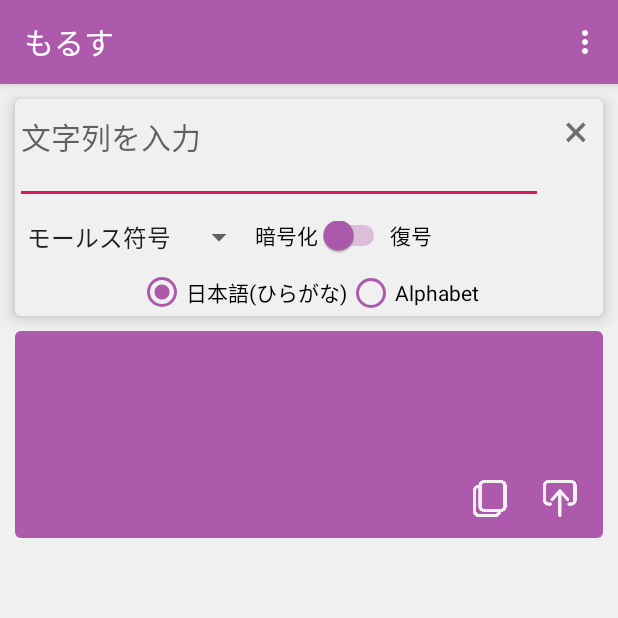
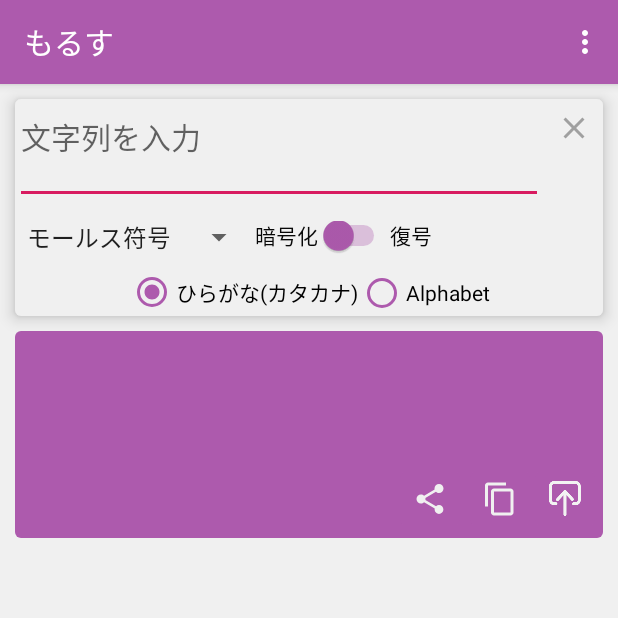
Before and after one commit to MeL-9/Encryption-App, an Android app: the screen it shows after launch (MainActivity), on a phone screen of 412 x 824 dp, the top half of it. Run offline under Robolectric (Android 15) with nearby library versions, the phone set to English and light mode, and no system bars.

Commit message:
Fix traslate bug and add Share func.

```diff
--- a/app/src/main/java/com/lune/encipher/MainActivity.java
+++ b/app/src/main/java/com/lune/encipher/MainActivity.java
@@ -17,6 +17,7 @@ import android.os.Bundle;
 import android.text.Editable;
 import android.text.InputType;
 import android.text.TextWatcher;
+import android.util.AttributeSet;
 import android.view.Gravity;
 import android.view.Menu;
 import android.view.MenuItem;
@@ -28,15 +29,26 @@ import android.widget.*;
 import android.content.Intent;
 import androidx.appcompat.app.AlertDialog;
 import androidx.appcompat.app.AppCompatActivity;
+import androidx.appcompat.widget.AppCompatImageButton;
 import androidx.preference.PreferenceManager;
 
+class CustomImageButton extends AppCompatImageButton {
+    public CustomImageButton(Context context, AttributeSet attrs){
+        super(context, attrs);
+    }
+    @Override
+    public boolean performClick(){
+        super.performClick();
+        return true;
+    }
+}
+
 public class MainActivity extends AppCompatActivity implements View.OnClickListener{
-
-    private Button btShortPoint, btLongPoint, btSpace, btBS;
-    private ImageButton btCpy, btFil, btPoint;
+    ImageButton cross;
+    private CustomImageButton btPoint;
     private EditText etStr, etN;
     private Spinner spnrMethod;
-    private TextView tvCrypt, cross;
+    private TextView tvCrypt;
     private CompoundButton swMode;
     private RadioGroup rdLang;
 
@@ -48,8 +60,9 @@ public class MainActivity extends AppCompatActivity implements View.OnClickListe
     private String plainStr, cryptStr;
     private boolean mode, twoButton;
 
-    private int idCpy = R.id.bt_cpy, idFil = R.id.bt_fil, idPoint = R.id.bt_point, idTwo = R.id.bt_two,
-            idShortpoint = R.id.bt_put_short, idLongPoint = R.id.bt_put_long, idSpace = R.id.bt_put_space,idBS = R.id.bt_bs;
+    private int idCpy = R.id.bt_cpy, idFil = R.id.bt_fil, idShortpoint = R.id.bt_put_short,
+            idLongPoint = R.id.bt_put_long, idSpace = R.id.bt_put_space, idBS = R.id.bt_bs,
+            idShare = R.id.bt_share;
     private int lang;
 
     private ArrayList<String> arrayHistory;
@@ -72,13 +85,7 @@ public class MainActivity extends AppCompatActivity implements View.OnClickListe
         super.onCreate(savedInstanceState);
         setContentView(R.layout.activity_main);
 
-        btCpy = findViewById(idCpy);
-        btFil = findViewById(idFil);
-        btShortPoint = findViewById(idShortpoint);
-        btLongPoint = findViewById(idLongPoint);
-        btSpace = findViewById(idSpace);
-        btBS = findViewById(idBS);
-        btPoint = findViewById(idPoint);
+        btPoint = findViewById(R.id.bt_point);
         etStr = findViewById(R.id.et_str);
         etN = findViewById(R.id.n_kaeji);
         spnrMethod = findViewById(R.id.spinner);
@@ -89,18 +96,19 @@ public class MainActivity extends AppCompatActivity implements View.OnClickListe
         mode = false;
         lang = 0;
 
-        btCpy.setOnClickListener(this);
-        btFil.setOnClickListener(this);
-        btShortPoint.setOnClickListener(this);
-        btLongPoint.setOnClickListener(this);
-        btSpace.setOnClickListener(this);
-        btBS.setOnClickListener(this);
+        findViewById(idShare).setOnClickListener(this);
+        findViewById(idCpy).setOnClickListener(this);
+        findViewById(idFil).setOnClickListener(this);
+        findViewById(idShortpoint).setOnClickListener(this);
+        findViewById(idLongPoint).setOnClickListener(this);
+        findViewById(idSpace).setOnClickListener(this);
+        findViewById(idBS).setOnClickListener(this);
 
         SharedPreferences pref = PreferenceManager.getDefaultSharedPreferences(this);
         twoButton = pref.getBoolean("twobtn_key", false);
         if(twoButton){
             btPoint.setVisibility(View.GONE);
-            linearLayout = findViewById(idTwo);
+            linearLayout = findViewById(R.id.bt_two);
             linearLayout.setVisibility(View.VISIBLE);
         }
 
@@ -121,6 +129,15 @@ public class MainActivity extends AppCompatActivity implements View.OnClickListe
         tst = Toast.makeText(this, " ", Toast.LENGTH_SHORT);
         tst.setGravity(Gravity.CENTER, 0, 0);
         dlg = new AlertDialog.Builder(this);
+
+        try{    //Intentから起動した場合
+            Intent intent = getIntent();
+            String action = intent.getAction();
+            if(Intent.ACTION_SEND.equals(action))
+                etStr.setText(intent.getExtras().getCharSequence(Intent.EXTRA_TEXT));
+        }catch (NullPointerException e){
+            etStr.setText("");
+        }
 
         etStr.addTextChangedListener(new TextWatcher() {         //入力欄の変更を監視するリスナを追加
             @Override
@@ -234,24 +251,40 @@ public class MainActivity extends AppCompatActivity implements View.OnClickListe
             }
         };
 
-        btPoint.setOnTouchListener(new View.OnTouchListener() {
+        //Spinnerに使うAdapterの作成
+        ArrayAdapter adptEncry = new ArrayAdapter(this, android.R.layout.simple_spinner_item, getResources().getStringArray(R.array.list_encry));
+        adptEncry.setDropDownViewResource(android.R.layout.simple_spinner_dropdown_item);
+
+        spnrMethod.setAdapter(adptEncry);  //AdapterをSpinnerにセット
+        spnrMethod.setPromptId(R.string.sel_encry);
+        spnrMethod.setOnItemSelectedListener(new AdapterView.OnItemSelectedListener() {     //SpinnerのItemが選ばれたとき
             @Override
-            public boolean onTouch(View v, MotionEvent event) {
-                long time = 0, ref = 200;
+            public void onItemSelected(AdapterView<?> parent, View v, int position, long id) {
+                Spinner spnr = (Spinner)parent;
+                int num = spnr.getSelectedItemPosition();
+                etStr.setInputType(InputType.TYPE_TEXT_FLAG_MULTI_LINE);
+                if(num == 1){                                    //換字式が選ばれているなら
+                    linearLayout = findViewById(R.id.key_kaeji);
+                    linearLayout.setVisibility(View.VISIBLE);    //ずらす数のEditTextをVisible
+                }
+                else {
+                    linearLayout = findViewById(R.id.key_kaeji);
+                    linearLayout.setVisibility(View.GONE);
+                }
 
-                switch (event.getAction()){
-                    case MotionEvent.ACTION_DOWN:
-                        btPoint.setBackground(getResources().getDrawable(R.drawable.round_active));
-                        return false;
-                    case MotionEvent.ACTION_UP:
-                        btPoint.setBackground(getResources().getDrawable(R.drawable.round_pointbutton));
-                        time = event.getEventTime() - event.getDownTime();
-                        if(time < ref){ etStr.append("･"); }
-                        else if(time >= ref){ etStr.append("－"); }
-                        return true;
+                if(num == 0){                                   //モールスが選ばれているなら
+                    if(mode){   //復号モード
+                        switchMorse();
+                    }
+                }else{
+                    linearLayout = findViewById(R.id.putMorse);
+                    linearLayout.setVisibility(View.GONE);
                 }
-                return false;
+                String tmp = etStr.getText().toString();
+                etStr.setText(tmp);
             }
+            @Override
+            public void onNothingSelected(AdapterView<?> parent) { }
         });
 
         swMode.setOnCheckedChangeListener(new CompoundButton.OnCheckedChangeListener() {
@@ -283,40 +316,24 @@ public class MainActivity extends AppCompatActivity implements View.OnClickListe
             }
         });
 
-        //Spinnerに使うAdapterの作成
-        ArrayAdapter adptEncry = new ArrayAdapter(this, android.R.layout.simple_spinner_item, getResources().getStringArray(R.array.list_encry));
-        adptEncry.setDropDownViewResource(android.R.layout.simple_spinner_dropdown_item);
+        btPoint.setOnTouchListener(new View.OnTouchListener() {
+            @Override
+            public boolean onTouch(View v, MotionEvent event) {
+                long time = 0, ref = 200;
 
-        spnrMethod.setAdapter(adptEncry);  //AdapterをSpinnerにセット
-        spnrMethod.setPromptId(R.string.sel_encry);
-        spnrMethod.setOnItemSelectedListener(new AdapterView.OnItemSelectedListener() {     //SpinnerのItemが選ばれたとき
-            @Override
-            public void onItemSelected(AdapterView<?> parent, View v, int position, long id) {
-                Spinner spnr = (Spinner)parent;
-                int num = spnr.getSelectedItemPosition();
-                etStr.setInputType(InputType.TYPE_TEXT_FLAG_MULTI_LINE);
-                if(num == 1){                                    //換字式が選ばれているなら
-                    linearLayout = findViewById(R.id.key_kaeji);
-                    linearLayout.setVisibility(View.VISIBLE);    //ずらす数のEditTextをVisible
+                switch (event.getAction()){
+                    case MotionEvent.ACTION_DOWN:
+                        btPoint.setBackground(getResources().getDrawable(R.drawable.round_active));
+                        return false;
+                    case MotionEvent.ACTION_UP:
+                        btPoint.setBackground(getResources().getDrawable(R.drawable.round_pointbutton));
+                        time = event.getEventTime() - event.getDownTime();
+                        if(time < ref){ etStr.append("･"); }
+                        else{ etStr.append("－"); }
+                        return true;
                 }
-                else {
-                    linearLayout = findViewById(R.id.key_kaeji);
-                    linearLayout.setVisibility(View.GONE);
-                }
-
-                if(num == 0){                                   //モールスが選ばれているなら
-                    if(mode == true){   //復号モード
-                        switchMorse();
-                    }
-                }else{
-                    linearLayout = findViewById(R.id.putMorse);
-                    linearLayout.setVisibility(View.GONE);
-                }
-                String tmp = etStr.getText().toString();
-                etStr.setText(tmp);
+                return false;
             }
-            @Override
-            public void onNothingSelected(AdapterView<?> parent) { }
         });
     }
 
@@ -347,24 +364,26 @@ public class MainActivity extends AppCompatActivity implements View.OnClickListe
                 intent.putExtra("com.lune.encipher.arrayHistory", arrayHistory);
                 startActivity(intent);
                 break;
-            case R.id.menu_pref:
-                dlg.setTitle(R.string.pref);
-                dlg.setMessage(R.string.pref_alart);
-                dlg.setPositiveButton("OK", new DialogInterface.OnClickListener() {
-                    @Override
-                    public void onClick(DialogInterface dialog, int which) {
-                        Intent intent = new Intent(MainActivity.this, Setting.class);
-                        startActivity(intent);
-                        finish();
-                    }
-                });
-                dlg.setNegativeButton("NO", new DialogInterface.OnClickListener() {
-                    @Override
-                    public void onClick(DialogInterface dialog, int which) {
-                    }
-                });
-                dlg.show();
-                break;
+//            case R.id.menu_pref:  //設定表示
+////                dlg.setTitle(R.string.pref);
+////                dlg.setMessage(R.string.pref_alart);
+////                dlg.setPositiveButton("OK", new DialogInterface.OnClickListener() {
+////                    @Override
+////                    public void onClick(DialogInterface dialog, int which) {
+////                        Intent intent = new Intent(MainActivity.this, Setting.class);
+////                        startActivity(intent);
+////                        finish();
+////                    }
+////                });
+////                dlg.setNegativeButton("NO", new DialogInterface.OnClickListener() {
+////                    @Override
+////                    public void onClick(DialogInterface dialog, int which) {
+////                    }
+////                });
+////                dlg.show();
+//                intent = new Intent(MainActivity.this, Setting.class);
+//                startActivity(intent);
+//                break;
         }
         return true;
     }
@@ -372,8 +391,37 @@ public class MainActivity extends AppCompatActivity implements View.OnClickListe
     @Override
     public void onClick(View v){
         int id = v.getId();
+        if(id == idShare){
+            String[] shareTypes = new String[2];
 
-        if(id == idCpy){     //ｸﾘｯﾌﾟﾎﾞｰﾄﾞにｺﾋﾟｰボタンなら
+            shareTypes[0] = "結果のみ";
+            shareTypes[1] = "[元の文] を [結果] に変換しました！";
+
+            dlg.setTitle("共有する内容");
+            dlg.setItems(shareTypes, new DialogInterface.OnClickListener() {
+                @Override
+                public void onClick(DialogInterface dialog, int which) {
+                    String shareText;
+                    Intent intent = new Intent(Intent.ACTION_SEND);
+                    switch(which){
+                        case 0:
+                            shareText = tvCrypt.getText().toString();
+                            break;
+                        case 1:
+                            shareText = etStr.getText() + " を " + tvCrypt.getText() +
+                                    " に暗号化しました！";
+                            break;
+                        default:
+                            shareText = "";
+                    }
+                    intent.setType("text/plain");
+                    intent.putExtra(Intent.EXTRA_TEXT, shareText);
+                    startActivity(intent);
+                }
+            });
+            dlg.show();
+        }
+        else if(id == idCpy){     //ｸﾘｯﾌﾟﾎﾞｰﾄﾞにｺﾋﾟｰボタンなら
             ClipboardManager cbm = (ClipboardManager)this.getSystemService(CLIPBOARD_SERVICE);
             if(cbm == null){
                 tst = Toast.makeText(this, "Copy failed.", Toast.LENGTH_SHORT);
@@ -422,7 +470,7 @@ public class MainActivity extends AppCompatActivity implements View.OnClickListe
             setMode(mode);
             setLang(lang);
         }
-        public String outPut(){ return this.crypt.toString(); }
+        String outPut(){ return this.crypt.toString(); }
         void encry(){ }
     }
 
@@ -443,7 +491,7 @@ public class MainActivity extends AppCompatActivity implements View.OnClickListe
             String[] plain = null;
             String[] com = null;
             if(lang == 0)plain = getResources().getStringArray(R.array.plainjp);
-            else if(lang == 1)plain = getResources().getStringArray(R.array.plaineng);
+            else /*if(lang == 1)*/plain = getResources().getStringArray(R.array.plaineng);
             com = getResources().getStringArray(R.array.plaincom);
 
             String[] table = new String[plain.length + com.length ];
@@ -569,17 +617,15 @@ public class MainActivity extends AppCompatActivity implements View.OnClickListe
                     crypt.deleteCharAt(crypt.length() - 1);     //最後にも空白が入るので削除
 
             }else if(mode == 1){    //復号なら
-                String sonant = "・・", pSound = "・・－－・";     //濁点半濁点
+                String sonant = "･･", pSound = "･･－－･";     //濁点半濁点
                 List<String> plainList = Arrays.asList(plainStr.split(" ",0));  //空白で区切られている暗号を分割
                 Iterator<Map.Entry<String, String>> itr;
                 Map.Entry<String, String> entry;
 
-                for(int i=0;  i < plainList.size(); i++){
-                    if(plainList.get(i).equals(sonant) || plainList.get(i).equals(pSound)){
-                        if(i > 0)
-                            plainList.set(i - 1, plainList.get(i - 1) +  " " + plainList.get(i));
-                    }
-                }
+                for(int i=0;  i < plainList.size(); i++)    //濁点、半濁点を前の文字と結合
+                    if(i > 0 && (plainList.get(i).equals(sonant) || plainList.get(i).equals(pSound)))
+                            plainList.set(i - 1, plainList.get(i - 1) + " " + plainList.get(i));
+
                 for(String s : plainList){
                     itr = codeTable.entrySet().iterator();
                     while(itr.hasNext()){
--- a/app/src/main/java/com/lune/encipher/Setting.java
+++ b/app/src/main/java/com/lune/encipher/Setting.java
@@ -16,8 +16,8 @@ public class Setting extends AppCompatActivity {
     }
     @Override
     public void onDestroy(){
-        Intent intent = new Intent(this, MainActivity.class);
-        startActivity(intent);
+//        Intent intent = new Intent(this, MainActivity.class);
+//        startActivity(intent);
         super.onDestroy();
     }
 }
--- /dev/null
+++ b/app/src/main/res/drawable/clear.xml
@@ -0,0 +1,5 @@
+<vector android:height="24dp" android:tint="#A0A0A0"
+    android:viewportHeight="24.0" android:viewportWidth="24.0"
+    android:width="24dp" xmlns:android="http://schemas.android.com/apk/res/android">
+    <path android:fillColor="#FF000000" android:pathData="M19,6.41L17.59,5 12,10.59 6.41,5 5,6.41 10.59,12 5,17.59 6.41,19 12,13.41 17.59,19 19,17.59 13.41,12z"/>
+</vector>
--- /dev/null
+++ b/app/src/main/res/drawable/copy.xml
@@ -0,0 +1,5 @@
+<vector android:height="24dp" android:tint="#F0F0F0"
+    android:viewportHeight="24.0" android:viewportWidth="24.0"
+    android:width="24dp" xmlns:android="http://schemas.android.com/apk/res/android">
+    <path android:fillColor="#FF000000" android:pathData="M16,1L4,1c-1.1,0 -2,0.9 -2,2v14h2L4,3h12L16,1zM19,5L8,5c-1.1,0 -2,0.9 -2,2v14c0,1.1 0.9,2 2,2h11c1.1,0 2,-0.9 2,-2L21,7c0,-1.1 -0.9,-2 -2,-2zM19,21L8,21L8,7h11v14z"/>
+</vector>
--- /dev/null
+++ b/app/src/main/res/drawable/share.xml
@@ -0,0 +1,5 @@
+<vector android:height="24dp" android:tint="#F0F0F0"
+    android:viewportHeight="24.0" android:viewportWidth="24.0"
+    android:width="24dp" xmlns:android="http://schemas.android.com/apk/res/android">
+    <path android:fillColor="#FF000000" android:pathData="M18,16.08c-0.76,0 -1.44,0.3 -1.96,0.77L8.91,12.7c0.05,-0.23 0.09,-0.46 0.09,-0.7s-0.04,-0.47 -0.09,-0.7l7.05,-4.11c0.54,0.5 1.25,0.81 2.04,0.81 1.66,0 3,-1.34 3,-3s-1.34,-3 -3,-3 -3,1.34 -3,3c0,0.24 0.04,0.47 0.09,0.7L8.04,9.81C7.5,9.31 6.79,9 6,9c-1.66,0 -3,1.34 -3,3s1.34,3 3,3c0.79,0 1.5,-0.31 2.04,-0.81l7.12,4.16c-0.05,0.21 -0.08,0.43 -0.08,0.65 0,1.61 1.31,2.92 2.92,2.92 1.61,0 2.92,-1.31 2.92,-2.92s-1.31,-2.92 -2.92,-2.92z"/>
+</vector>
--- a/app/src/main/res/layout/activity_main.xml
+++ b/app/src/main/res/layout/activity_main.xml
@@ -10,7 +10,7 @@
 
         <LinearLayout
             android:layout_width="match_parent"
-            android:layout_height="match_parent"
+            android:layout_height="wrap_content"
             android:orientation="vertical">
 
             <LinearLayout
@@ -31,24 +31,22 @@
                         android:layout_width="match_parent"
                         android:layout_height="70dp"
                         android:gravity="top"
-                        android:layout_marginRight="40dp"
+                        android:layout_marginEnd="40dp"
                         android:layout_marginBottom="10dp"
                         android:inputType="textMultiLine"
-                        android:textSize="20dp"
+                        android:textSize="20sp"
                         android:hint="@string/hint_str" />
 
-                    <TextView
+                    <ImageButton
                         android:id="@+id/cross"
                         android:layout_width="wrap_content"
                         android:layout_height="wrap_content"
-                        android:layout_marginRight="10dp"
-                        android:layout_marginBottom="5dp"
-                        android:layout_marginLeft="5dp"
-                        android:layout_gravity="right"
-                        android:clickable="true"
+                        android:layout_gravity="end"
+                        android:layout_margin="7dp"
                         android:onClick="clearCross"
-                        android:textSize="30dp"
-                        android:text="×"/>
+                        android:textSize="30sp"
+                        android:background="#F0F0F0"
+                        android:src="@drawable/clear"/>
                 </FrameLayout>
 
                 <LinearLayout
@@ -146,7 +144,6 @@
                         </LinearLayout>
                     </LinearLayout>
                 </LinearLayout>
-
             </LinearLayout>
 
             <LinearLayout
@@ -180,7 +177,16 @@
                     android:layout_height="wrap_content"
                     android:orientation="horizontal"
                     android:layout_margin="5dp"
-                    android:gravity="right">
+                    android:gravity="end">
+
+                    <ImageButton
+                        android:layout_width="40dp"
+                        android:layout_height="35dp"
+                        android:id="@+id/bt_share"
+                        android:background="@drawable/ripple_res"
+                        android:layout_margin="3dp"
+                        android:src="@drawable/share"
+                        android:scaleType="centerInside" />
 
                     <ImageButton
                         android:layout_width="40dp"
@@ -188,7 +194,6 @@
                         android:id="@+id/bt_cpy"
                         android:background="@drawable/ripple_res"
                         android:layout_margin="3dp"
-                        android:padding="5dp"
                         android:src="@drawable/copy"
                         android:scaleType="centerInside" />
 
@@ -197,8 +202,8 @@
                         android:layout_height="35dp"
                         android:id="@+id/bt_fil"
                         android:background="@drawable/ripple_res"
-                        android:layout_margin="3dp"
-                        android:padding="5dp"
+                        android:padding="6dp"
+                        android:layout_marginTop="3dp"
                         android:src="@drawable/fill"
                         android:scaleType="centerInside"/>
 
@@ -226,10 +231,8 @@
                     <Button
                         style="@style/etcPutButton"
                         android:id="@+id/bt_put_space"
-                        android:layout_gravity="bottom"
                         android:text="space"
-                        android:textSize="20sp"
-                        android:textColor="#A0A0A0"/>
+                        android:textSize="20sp"/>
 
                     <LinearLayout
                         android:layout_width="140dp"
@@ -249,7 +252,7 @@
                             android:text="@string/long_point" />
 
                     </LinearLayout>
-                    <ImageButton
+                    <com.lune.encipher.CustomImageButton
                         android:layout_width="120dp"
                         android:layout_height="120dp"
                         android:id="@+id/bt_point"
@@ -261,8 +264,7 @@
                         style="@style/etcPutButton"
                         android:id="@+id/bt_bs"
                         android:text="@string/allow_left"
-                        android:textSize="30sp"
-                        android:textColor="#A0A0A0"/>
+                        android:textSize="30sp"/>
 
                 </LinearLayout>
 
--- a/app/src/main/res/menu/option.xml
+++ b/app/src/main/res/menu/option.xml
@@ -10,9 +10,9 @@
         android:id="@+id/menu_history"
         android:title="@string/history"
         />
-    <item
-        android:id="@+id/menu_pref"
-        android:title="@string/pref"
-        />
+<!--    <item-->
+<!--        android:id="@+id/menu_pref"-->
+<!--        android:title="@string/pref"-->
+<!--        />-->
 
 </menu>
--- a/app/src/main/res/values/colors.xml
+++ b/app/src/main/res/values/colors.xml
@@ -4,6 +4,6 @@
     <color name="colorPrimaryDark">#8D1A8D</color>
     <color name="colorAccent">#D81B60</color>
     <color name="colorButton">#EAEAEA</color>
-    <color name="colorButtonActive">#ACACAC</color>
+    <color name="colorButtonActive">#C2C2C2</color>
     <color name="colorResultButton">#993399</color>
 </resources>
--- a/app/src/main/res/values/strings.xml
+++ b/app/src/main/res/values/strings.xml
@@ -18,7 +18,7 @@
     <string name="long_point">－</string>
     <string name="space">空白</string>
     <string name="allow_left">←</string>
-    <string name="radio_jp">日本語(ひらがな)</string>
+    <string name="radio_jp">ひらがな(カタカナ)</string>
     <string name="radio_eng">Alphabet</string>
     <string name="common">共通</string>
     <string name="noStringAndKey">文字列と鍵を入力してください</string>
--- a/app/src/main/res/values/styles.xml
+++ b/app/src/main/res/values/styles.xml
@@ -40,11 +40,11 @@
     <style name="etcPutButton">
         <item name="android:layout_width">0dp</item>
         <item name="android:layout_height">120dp</item>
-        <item name="android:layout_margin">3dp</item>
+        <item name="android:layout_margin">8dp</item>
         <item name="android:radius">5dp</item>
         <item name="android:background">@drawable/ripple_put</item>
         <item name="android:textSize">16sp</item>
-        <item name="android:textColor">#F0F0F0</item>
+        <item name="android:textColor">#A0A0A0</item>
         <item name="android:layout_weight">1</item>
     </style>
 
```
Also changed, not shown: app/src/main/AndroidManifest.xml (+8 -1 lines), app/src/main/res/drawable/copy.png (deleted), 1 other file.
